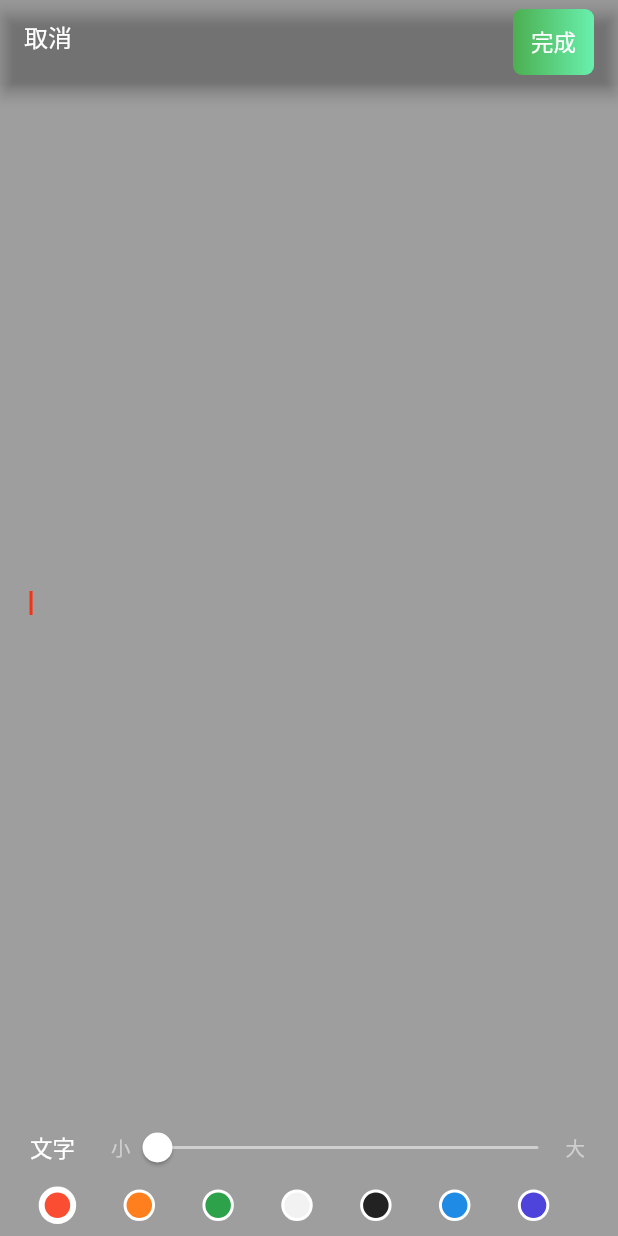
After one commit to bladeofgod/flutter_image_editor, a Flutter app: the TextEditorPage screen opened directly, on a phone screen of 412 x 824 dp. The commit adds this screen. Run offline on Flutter 3.47's test engine with Material 2 defaults, Android fonts, the phone set to English and light mode, and no system bars; our stand-ins replace screenshot.

Commit message:
fix: add text page, slider.dart

```diff
--- a/lib/image_editor.dart
+++ b/lib/image_editor.dart
@@ -10,6 +10,7 @@ import 'package:path_provider/path_provider.dart';
 import 'package:screenshot/screenshot.dart';
 
 import 'model/float_text_model.dart';
+import 'widget/drawing_board.dart';
 import 'widget/editor_panel_controller.dart';
 
 
--- /dev/null
+++ b/lib/widget/text_editor_page.dart
@@ -0,0 +1,214 @@
+import 'dart:ui';
+
+import 'package:flutter/material.dart';
+import 'package:image_editor/model/float_text_model.dart';
+
+import '../image_editor.dart';
+import 'package:image_editor/extension/num_extension.dart';
+
+import 'slider_widget.dart';
+
+
+///A page for input some text to canvas.
+class TextEditorPage extends StatefulWidget {
+  @override
+  State<StatefulWidget> createState() {
+    return TextEditorPageState();
+  }
+}
+
+class TextEditorPageState extends State<TextEditorPage> with LittleWidgetBinding, WindowUiBinding{
+  final FocusNode _node = FocusNode();
+
+  final GlobalKey filedKey = GlobalKey();
+
+  final TextEditingController _controller = TextEditingController();
+
+  final List<Color> textColorList = const <Color>[
+    Color(0xFFFA4D32),
+    Color(0xFFFF7F1E),
+    Color(0xFF2DA24A),
+    Color(0xFFF2F2F2),
+    Color(0xFF222222),
+    Color(0xFF1F8BE5),
+    Color(0xFF4E43DB),
+  ];
+
+  ///字体颜色
+  late ValueNotifier<int> selectedColor;
+
+  Color get _textColor => Color(selectedColor.value);
+
+  ///字体大小
+  double _size = 14;
+
+  FloatTextModel buildModel() {
+    RenderObject? ro = filedKey.currentContext?.findRenderObject();
+    Offset offset = Offset(100, 200);
+    if (ro is RenderBox) {
+      //需要修正一下dy的值
+      offset = ro.localToGlobal(Offset.zero).translate(0, -(44 + windowStatusBarHeight));
+    }
+    return FloatTextModel(text: _controller.text, top: offset.dy, left: offset.dx, style: TextStyle(fontSize: _size, color: _textColor));
+  }
+
+  void pop() {
+    if (_controller.text.isEmpty) {
+      Navigator.pop(context);
+    } else {
+      popWithResult();
+    }
+  }
+
+  void popWithResult() {
+    Navigator.pop(context, buildModel());
+  }
+
+  @override
+  void initState() {
+    super.initState();
+    selectedColor = ValueNotifier(textColorList.first.value);
+    Future.delayed(const Duration(milliseconds: 160), () {
+      if (mounted) _node.requestFocus();
+    });
+  }
+
+  @override
+  Widget build(BuildContext context) {
+    return Material(
+      color: Colors.transparent,
+      child: Stack(
+        children: [
+          ClipRect(
+            child: BackdropFilter(
+                filter: ImageFilter.blur(sigmaX: 10, sigmaY: 10),
+              child: Container(
+                width: double.infinity, height: double.infinity,
+                color: Colors.black38,),
+            ),
+          ),
+          Scaffold(
+            backgroundColor: Colors.transparent,
+            resizeToAvoidBottomInset: true,
+            appBar: AppBar(
+              backgroundColor: Colors.transparent,
+              leading: GestureDetector(
+                onTap: () {
+                  Navigator.pop(context);
+                },
+                child: Container(
+                  height: 44,
+                  padding: EdgeInsets.only(left: 16, top: 12),
+                  child: Text('取消', style: TextStyle(color: Colors.white, fontSize: 16),),
+                ),
+              ),
+              actions: [
+                Padding(
+                  padding: EdgeInsets.only(top: 6, bottom: 6 , right: 16),
+                  child: doneButtonWidget(onPressed: pop),
+                ),
+              ],
+            ),
+            body: Column(
+              mainAxisAlignment: MainAxisAlignment.center,
+              children: [
+                Expanded(child: SizedBox()),
+                //文字区域
+                Container(
+                  width: screenWidth,
+                  padding: EdgeInsets.symmetric(horizontal: 20),
+                  child: TextField(
+                    key: filedKey,
+                    maxLines: 50,
+                    minLines: 1,
+                    controller: _controller,
+                    focusNode: _node,
+                    cursorColor: const Color(0xFFF83112),
+                    style: TextStyle(color: _textColor, fontSize: _size),
+                    decoration: InputDecoration(
+                        isCollapsed: true,
+                        border: InputBorder.none
+                    ),
+                  ),
+                ),
+                Expanded(child: SizedBox()),
+                //滑块
+                Container(
+                  height: 36,
+                  padding: EdgeInsets.symmetric(horizontal: 20),
+                  width: double.infinity,
+                  //color: Colors.white,
+                  child: Row(
+                    children: [
+                      Text(
+                        '文字',
+                        style: TextStyle(fontSize: 15, color: Colors.white),
+                      ),
+                      24.hGap,
+                      txtFlatWidget('小'),
+                      8.hGap,
+                      Expanded(child: _buildSlider()),
+                      8.hGap,
+                      txtFlatWidget('大'),
+                      2.hGap,
+                    ],
+                  ),
+                ),
+                //颜色
+                Container(
+                  height: 41,
+                  padding: EdgeInsets.symmetric(horizontal: 20),
+                  width: double.infinity,
+                  //color: Colors.white,
+                  child: Row(
+                    mainAxisAlignment: MainAxisAlignment.spaceAround,
+                    children: textColorList
+                        .map<Widget>((e) => CircleColorWidget(
+                      color: e,
+                      valueListenable: selectedColor,
+                      onColorSelected: (color) {
+                        setState(() {
+                          selectedColor.value = color.value;
+                        });
+                      },
+                    ))
+                        .toList(),
+                  ),
+                ),
+              ],
+            ),
+          ),
+        ],
+      ),
+    );
+  }
+
+  Widget _buildSlider() {
+    return SliderTheme(
+        data: SliderTheme.of(context).copyWith(
+          trackHeight: 2,
+          thumbColor: Colors.white,
+          disabledThumbColor: Colors.white,
+          activeTrackColor: const Color(0xFFF83112),
+          inactiveTrackColor: Colors.white.withOpacity(0.5),
+          overlayShape: CustomRoundSliderOverlayShape(),
+        ),
+        child: Slider(
+          value: _size,
+          max: 36,
+          min: 14,
+          onChanged: (v) {
+            _size = v;
+            setState(() {});
+          },
+        ));
+  }
+
+  Widget txtFlatWidget(String txt) {
+    return Text(
+      txt,
+      style: TextStyle(color: Colors.white.withOpacity(0.5), fontSize: 13),
+    );
+  }
+
+}
```
Also changed, not shown: lib/widget/slider_widget.dart (added, +57 -0 lines).
